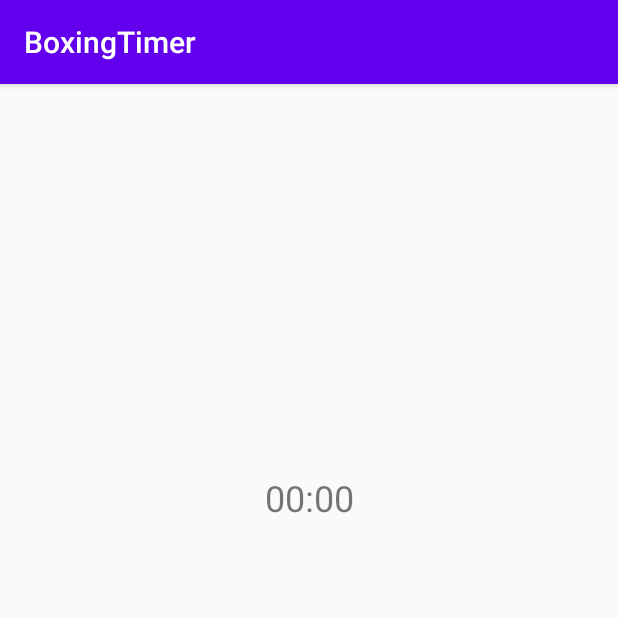
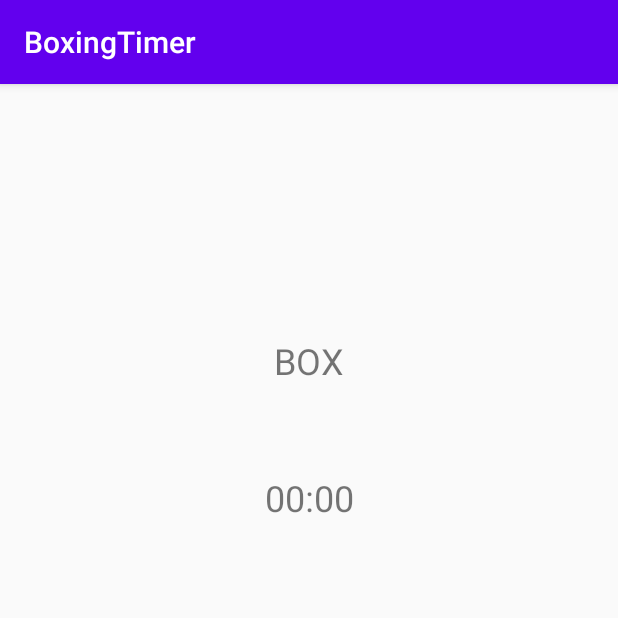
Before and after one commit to tylergillies01/BoxingTimer, an Android app: the TimerPage screen opened directly, with no data from a screen before it, after a tap on "START", on a phone screen of 412 x 824 dp, the top half of it. Run offline under Robolectric (Android 15) with nearby library versions, the phone set to English and light mode, and no system bars; 3 statements that could not run were skipped.

Commit message:
Update to pausing and playing bug

```diff
--- a/app/src/main/java/com/example/boxingtimer/TimerPage.java
+++ b/app/src/main/java/com/example/boxingtimer/TimerPage.java
@@ -20,6 +20,7 @@ public class TimerPage extends MainActivity {
     private Button countdownButton;
     private CountDownTimer countDownTimer;
     private CountDownTimer restTimer;
+    private TextView statusLbl;
 
     private long timeLeft;
     private boolean timerRunning;
@@ -44,6 +45,8 @@ public class TimerPage extends MainActivity {
         //timer stuff
         countdownText = findViewById(R.id.countdownText);
         countdownButton = findViewById(R.id.countdownButton);
+        statusLbl = findViewById(R.id.statusLbl);
+
         countdownButton.setOnClickListener(new View.OnClickListener() {
             @Override
             public void onClick(View v) {
@@ -123,12 +126,16 @@ public class TimerPage extends MainActivity {
         if (timerRunning){
             stopTimer();
         }
+        else if (change){
+            startTimer();
+        }
         else{
-            startTimer();
+            setRestTimer();
         }
     }
 
     public void startTimer(){
+        statusLbl.setText("BOX");
         countDownTimer = new CountDownTimer(timeLeft, 1000) {
             @Override
             public void onTick(long millisUntilFinished) {
@@ -152,7 +159,8 @@ public class TimerPage extends MainActivity {
     }
 
     public void setRestTimer(){
-        change = !change;
+        statusLbl.setText("REST");
+        change = false;
 
         restTimer = new CountDownTimer(restLeft,1000) {
             @Override
@@ -165,14 +173,21 @@ public class TimerPage extends MainActivity {
             public void onFinish() {
                 playSound();
                 restLeft = lenRest;
-                change = !change;
+                change = true;
                 startTimer();
             }
         }.start();
+
+        timerRunning = true;
+        countdownButton.setText("STOP");
     }
 
     public void stopTimer(){
-        countDownTimer.cancel();
+        if (change) {
+            countDownTimer.cancel();
+        } else {
+            restTimer.cancel();
+        }
         timerRunning = false;
         countdownButton.setText("START");
     }
--- a/app/src/main/res/layout/activity_timer_page.xml
+++ b/app/src/main/res/layout/activity_timer_page.xml
@@ -31,4 +31,16 @@
         app:layout_constraintStart_toStartOf="parent"
         app:layout_constraintTop_toBottomOf="@+id/countdownText" />
 
+    <TextView
+        android:id="@+id/statusLbl"
+        android:layout_width="wrap_content"
+        android:layout_height="wrap_content"
+        android:layout_marginTop="150dp"
+        android:layout_marginBottom="549dp"
+        android:textSize="24sp"
+        app:layout_constraintBottom_toBottomOf="parent"
+        app:layout_constraintEnd_toEndOf="parent"
+        app:layout_constraintStart_toStartOf="parent"
+        app:layout_constraintTop_toTopOf="parent" />
+
 </androidx.constraintlayout.widget.ConstraintLayout>
```
